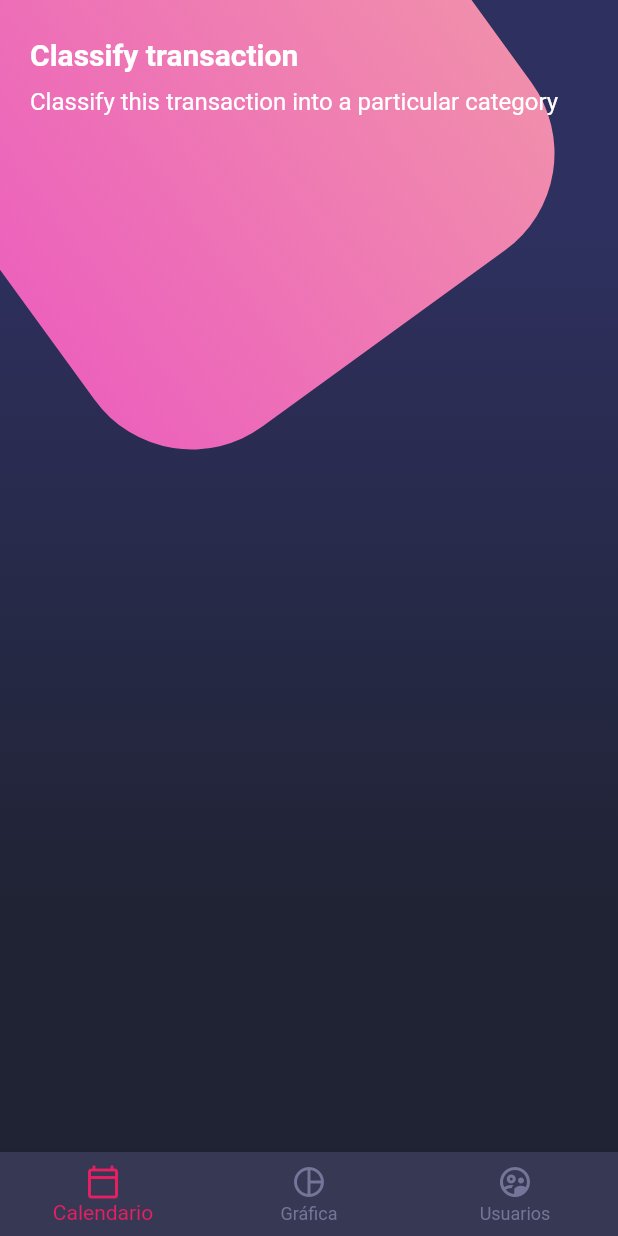
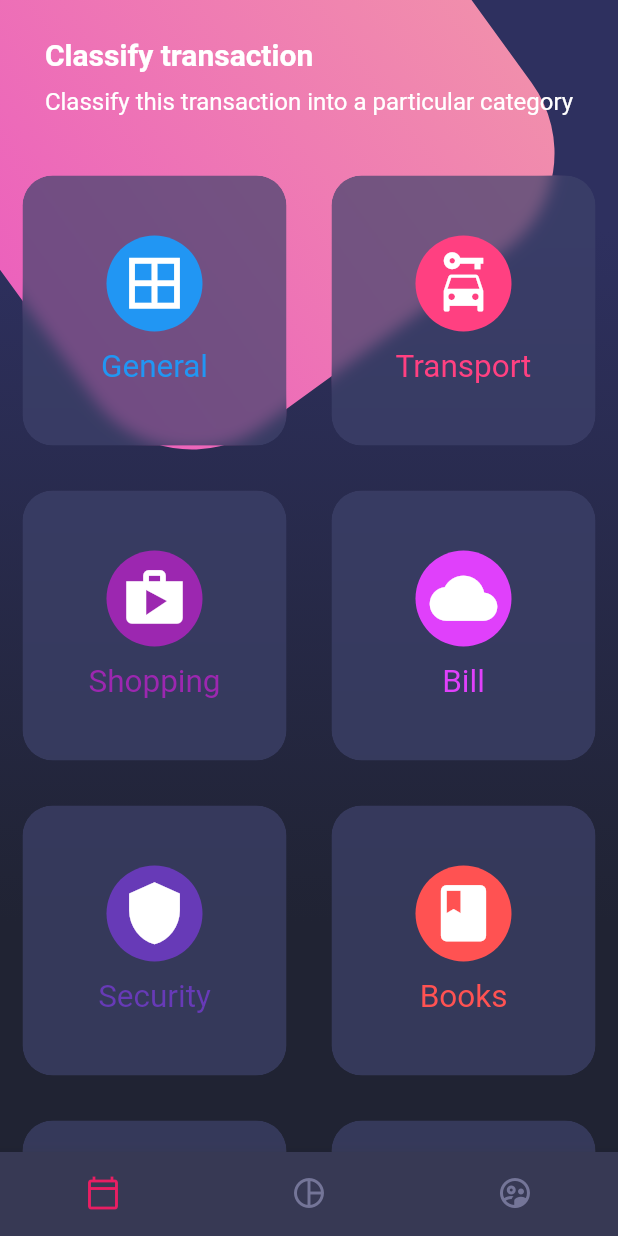
Before and after one commit to Keickd/flutter_designs, a Flutter app: the screen it shows after launch, on a phone screen of 412 x 824 dp. Run offline on Flutter 3.47's test engine with Material 2 defaults, Android fonts, the phone set to English and light mode, and no system bars; our stand-ins replace geolocator, jiffy, location.

Commit message:
diseño3

```diff
--- a/designs/lib/main.dart
+++ b/designs/lib/main.dart
@@ -16,6 +16,7 @@ class MyApp extends StatelessWidget {
       title: 'Material App',
       debugShowCheckedModeBanner: false,
       initialRoute: 'home_screen', //'scroll_screen', //'basic_design',
+      theme: ThemeData.dark(),
       routes: {
         'basic_design': (_) => const BasicDesignScreen(),
         'scroll_screen': (_) => const ScrollScreen(),
--- a/designs/lib/screens/home_screen.dart
+++ b/designs/lib/screens/home_screen.dart
@@ -27,7 +27,9 @@ class _HomeBody extends StatelessWidget {
       child: Column(
         children: const [
           //titulos
-          PageTitle()
+          PageTitle(),
+          //card table
+          CardTable()
         ],
       ),
     );
--- /dev/null
+++ b/designs/lib/widgets/card_table.dart
@@ -0,0 +1,133 @@
+import 'dart:ui';
+
+import 'package:flutter/material.dart';
+
+class CardTable extends StatelessWidget {
+  const CardTable({Key? key}) : super(key: key);
+
+  @override
+  Widget build(BuildContext context) {
+    return Table(
+      children: const [
+        TableRow(
+          children: [
+            _SingleCard(
+              color: Colors.blue,
+              icon: Icons.border_all,
+              text: 'General',
+            ),
+            _SingleCard(
+              color: Colors.pinkAccent,
+              icon: Icons.car_rental,
+              text: 'Transport',
+            ),
+          ],
+        ),
+        TableRow(
+          children: [
+            _SingleCard(
+              color: Colors.purple,
+              icon: Icons.shop,
+              text: 'Shopping',
+            ),
+            _SingleCard(
+              color: Colors.purpleAccent,
+              icon: Icons.cloud,
+              text: 'Bill',
+            ),
+          ],
+        ),
+        TableRow(
+          children: [
+            _SingleCard(
+              color: Colors.deepPurple,
+              icon: Icons.shield,
+              text: 'Security',
+            ),
+            _SingleCard(
+              color: Colors.redAccent,
+              icon: Icons.book,
+              text: 'Books',
+            ),
+          ],
+        ),
+        TableRow(
+          children: [
+            _SingleCard(
+              color: Colors.blueAccent,
+              icon: Icons.place_outlined,
+              text: 'Location',
+            ),
+            _SingleCard(
+              color: Colors.orangeAccent,
+              icon: Icons.key,
+              text: 'key',
+            ),
+          ],
+        ),
+      ],
+    );
+  }
+}
+
+class _SingleCard extends StatelessWidget {
+  final IconData icon;
+  final Color color;
+  final String text;
+
+  const _SingleCard(
+      {Key? key, required this.icon, required this.color, required this.text})
+      : super(key: key);
+
+  @override
+  Widget build(BuildContext context) {
+    var column = Column(
+      mainAxisAlignment: MainAxisAlignment.center,
+      children: [
+        CircleAvatar(
+          backgroundColor: color,
+          radius: 32,
+          child: Icon(
+            icon,
+            size: 45,
+            color: Colors.white,
+          ),
+        ),
+        const SizedBox(
+          height: 11,
+        ),
+        Text(
+          text,
+          style: TextStyle(color: color, fontSize: 21),
+        )
+      ],
+    );
+    return _CardBackground(child: column);
+  }
+}
+
+class _CardBackground extends StatelessWidget {
+  final Widget child;
+
+  const _CardBackground({Key? key, required this.child}) : super(key: key);
+
+  @override
+  Widget build(BuildContext context) {
+    return Container(
+      margin: const EdgeInsets.all(15),
+      child: ClipRRect(
+        borderRadius: BorderRadius.circular(20),
+        child: BackdropFilter(
+          filter: ImageFilter.blur(sigmaX: 5, sigmaY: 5),
+          child: Container(
+            height: 180,
+            decoration: BoxDecoration(
+                color: const Color.fromRGBO(62, 66, 107, 0.7),
+                borderRadius: BorderRadius.circular(20)),
+            child: child,
+          ),
+        ),
+      ),
+    );
+  }
+}
--- a/designs/lib/widgets/custom_bottom_navigation.dart
+++ b/designs/lib/widgets/custom_bottom_navigation.dart
@@ -9,6 +9,8 @@ class CustomBottomNavigation extends StatelessWidget {
       selectedItemColor: Colors.pink,
       backgroundColor: const Color.fromRGBO(55, 57, 84, 1),
       unselectedItemColor: const Color.fromRGBO(116, 117, 152, 1),
+      showSelectedLabels: false,
+      showUnselectedLabels: false,
       items: const [
         BottomNavigationBarItem(
           icon: Icon(Icons.calendar_today_outlined),
--- a/designs/lib/widgets/widgets.dart
+++ b/designs/lib/widgets/widgets.dart
@@ -1,3 +1,4 @@
+export 'package:designs/widgets/card_table.dart';
 export 'package:designs/widgets/custom_bottom_navigation.dart';
 export 'package:designs/widgets/background_pink.dart';
 export 'package:designs/widgets/page_title.dart';
```
